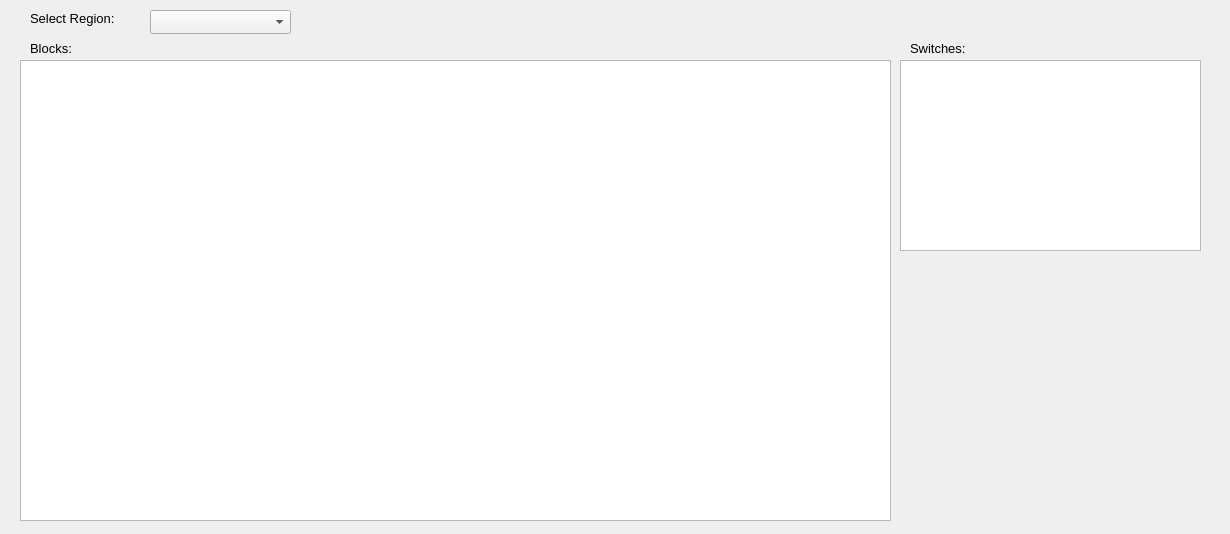
First picture: the form in TrackModel/trackmodeldisplay.ui, repository marmysl/ece1140, before the edit.
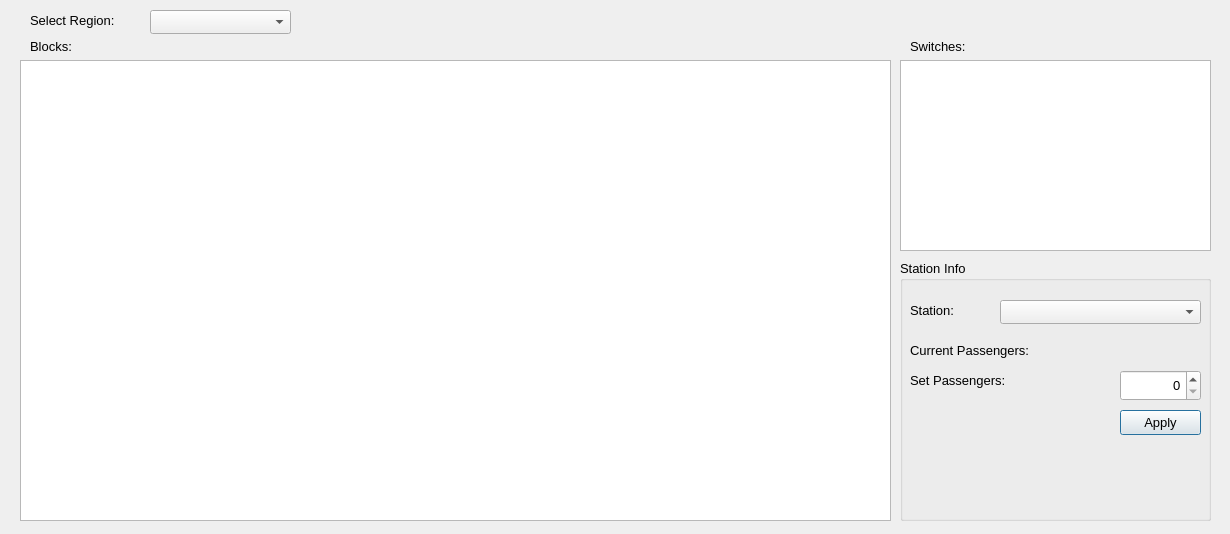
Second picture: the form after the edit.

Commit message: Add stations to UI, add takePassengers method to train interface

Diff of the .ui file:
```diff
--- a/TrackModel/trackmodeldisplay.ui
+++ b/TrackModel/trackmodeldisplay.ui
@@ -38,7 +38,7 @@
     <rect>
      <x>900</x>
      <y>60</y>
-     <width>301</width>
+     <width>311</width>
      <height>191</height>
     </rect>
    </property>
@@ -47,9 +47,9 @@
    <property name="geometry">
     <rect>
      <x>30</x>
-     <y>40</y>
+     <y>36</y>
      <width>55</width>
-     <height>16</height>
+     <height>20</height>
     </rect>
    </property>
    <property name="font">
@@ -65,9 +65,9 @@
    <property name="geometry">
     <rect>
      <x>910</x>
-     <y>40</y>
+     <y>36</y>
      <width>91</width>
-     <height>16</height>
+     <height>20</height>
     </rect>
    </property>
    <property name="font">
@@ -85,7 +85,7 @@
      <x>30</x>
      <y>10</y>
      <width>121</width>
-     <height>16</height>
+     <height>21</height>
     </rect>
    </property>
    <property name="font">
@@ -97,6 +97,156 @@
     <string>Select Region:</string>
    </property>
   </widget>
+  <widget class="QComboBox" name="stationSelector">
+   <property name="geometry">
+    <rect>
+     <x>1000</x>
+     <y>300</y>
+     <width>201</width>
+     <height>24</height>
+    </rect>
+   </property>
+  </widget>
+  <widget class="QLabel" name="label_4">
+   <property name="geometry">
+    <rect>
+     <x>910</x>
+     <y>300</y>
+     <width>91</width>
+     <height>21</height>
+    </rect>
+   </property>
+   <property name="font">
+    <font>
+     <pointsize>10</pointsize>
+    </font>
+   </property>
+   <property name="text">
+    <string>Station:</string>
+   </property>
+  </widget>
+  <widget class="QLabel" name="label_6">
+   <property name="geometry">
+    <rect>
+     <x>910</x>
+     <y>340</y>
+     <width>161</width>
+     <height>21</height>
+    </rect>
+   </property>
+   <property name="font">
+    <font>
+     <pointsize>10</pointsize>
+    </font>
+   </property>
+   <property name="text">
+    <string>Current Passengers:</string>
+   </property>
+  </widget>
+  <widget class="QGroupBox" name="stationGroupBox">
+   <property name="geometry">
+    <rect>
+     <x>900</x>
+     <y>260</y>
+     <width>311</width>
+     <height>261</height>
+    </rect>
+   </property>
+   <property name="font">
+    <font>
+     <pointsize>10</pointsize>
+    </font>
+   </property>
+   <property name="title">
+    <string>Station Info</string>
+   </property>
+   <widget class="QPushButton" name="applyStationPropsButton">
+    <property name="geometry">
+     <rect>
+      <x>220</x>
+      <y>150</y>
+      <width>81</width>
+      <height>25</height>
+     </rect>
+    </property>
+    <property name="text">
+     <string>Apply</string>
+    </property>
+   </widget>
+   <widget class="QSpinBox" name="passCountInput">
+    <property name="geometry">
+     <rect>
+      <x>220</x>
+      <y>110</y>
+      <width>81</width>
+      <height>31</height>
+     </rect>
+    </property>
+    <property name="font">
+     <font>
+      <pointsize>10</pointsize>
+     </font>
+    </property>
+    <property name="alignment">
+     <set>Qt::AlignRight|Qt::AlignTrailing|Qt::AlignVCenter</set>
+    </property>
+    <property name="buttonSymbols">
+     <enum>QAbstractSpinBox::UpDownArrows</enum>
+    </property>
+    <property name="maximum">
+     <number>999</number>
+    </property>
+   </widget>
+   <widget class="QLabel" name="label_5">
+    <property name="geometry">
+     <rect>
+      <x>10</x>
+      <y>110</y>
+      <width>131</width>
+      <height>21</height>
+     </rect>
+    </property>
+    <property name="font">
+     <font>
+      <pointsize>10</pointsize>
+     </font>
+    </property>
+    <property name="text">
+     <string>Set Passengers:</string>
+    </property>
+   </widget>
+   <widget class="QLabel" name="passCountLabel">
+    <property name="geometry">
+     <rect>
+      <x>200</x>
+      <y>80</y>
+      <width>81</width>
+      <height>21</height>
+     </rect>
+    </property>
+    <property name="font">
+     <font>
+      <pointsize>10</pointsize>
+     </font>
+    </property>
+    <property name="text">
+     <string>&lt;count&gt;</string>
+    </property>
+    <property name="alignment">
+     <set>Qt::AlignRight|Qt::AlignTrailing|Qt::AlignVCenter</set>
+    </property>
+   </widget>
+  </widget>
+  <zorder>stationGroupBox</zorder>
+  <zorder>regionComboBox</zorder>
+  <zorder>blocktableView</zorder>
+  <zorder>switchTableView</zorder>
+  <zorder>label</zorder>
+  <zorder>label_2</zorder>
+  <zorder>label_3</zorder>
+  <zorder>stationSelector</zorder>
+  <zorder>label_4</zorder>
+  <zorder>label_6</zorder>
  </widget>
  <resources/>
  <connections/>
```
The commit also changes 6 other files.
